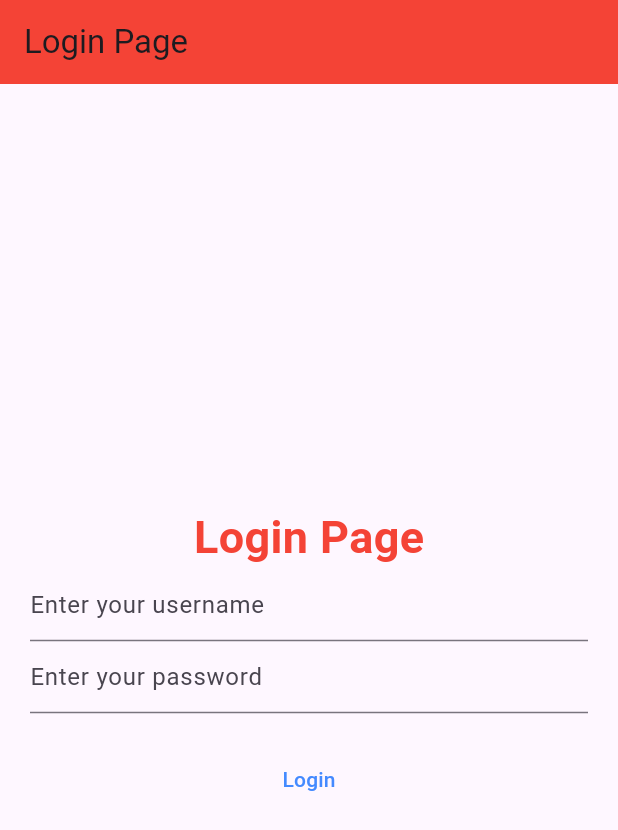
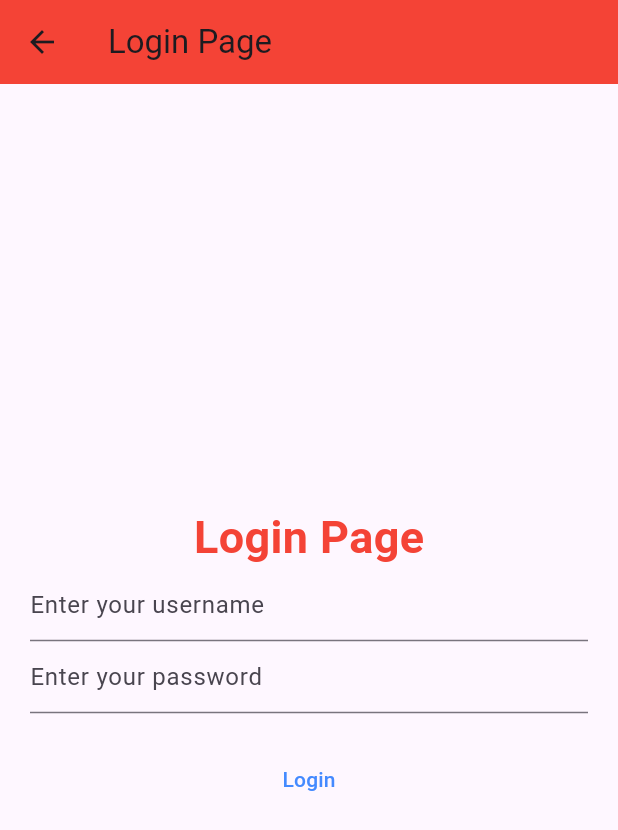
Before and after one commit to batirniyaz/Online-Shopping-App, a Flutter app: the screen it shows after launch, scrolled down 576 dp, after a tap on the "add" icon, on a phone screen of 412 x 824 dp. Shown: the top 830 px of the screen. Run offline on Flutter 3.47's test engine with Material 3 defaults, Android fonts, the phone set to English and light mode, and no system bars; our stand-ins replace go_router; network calls fail; key blocks and very long unbroken strings in the code were emptied for the run.

```diff
--- a/lib/pages/HomePage.dart
+++ b/lib/pages/HomePage.dart
@@ -171,7 +171,7 @@ class _HomePageState extends State<HomePage> {
       ),
       floatingActionButton: FloatingActionButton(
         onPressed: () {
-          context.go('/login');
+          context.push('/login');
         },
         child: Icon(Icons.add),
         backgroundColor: Colors.green,
```
